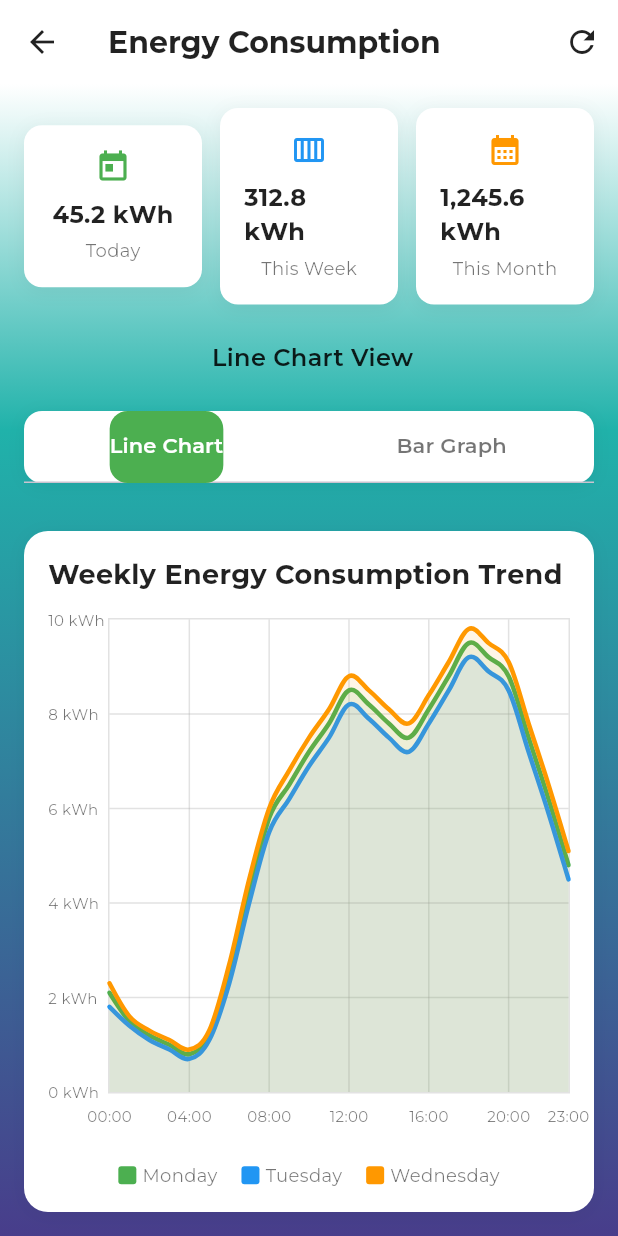
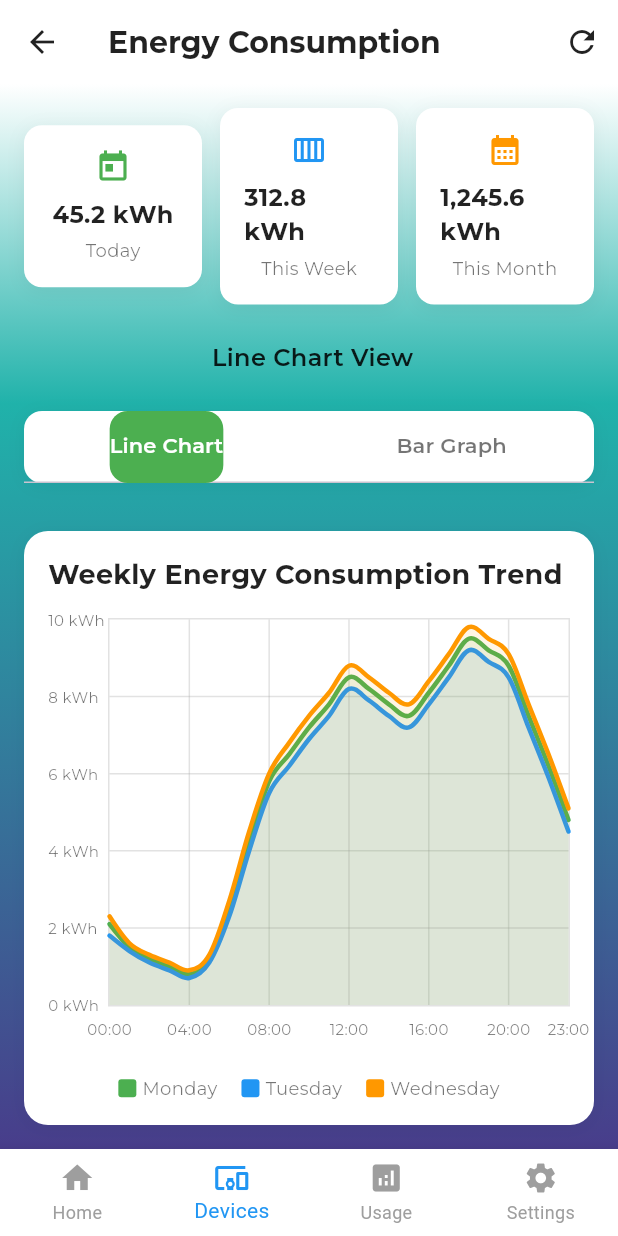
Before and after one commit to hamnah-naseer/Zxylo_Switch, a Flutter app: the DashboardScreen screen opened directly, after a tap on the "edit" icon, after a tap on "Energy Consumption", on a phone screen of 412 x 824 dp. Run offline on Flutter 3.47's test engine with Material 3 defaults, Android fonts, the phone set to English and light mode, and no system bars; drawn by our look-alikes of fl_chart; our stand-ins replace firebase_auth, firebase_core, flutter_screenutil, fluttericon, font_awesome_flutter, google_fonts and 2 more; missing offline and left inert: ui_common; accounts and stored records are empty.

Commit message:
B
navigation bar . and dahboard background

```diff
--- a/lib/features/auth/presentation/screens/dashboard_screen.dart
+++ b/lib/features/auth/presentation/screens/dashboard_screen.dart
@@ -1,5 +1,6 @@
 import 'package:flutter/material.dart';
 import 'package:google_fonts/google_fonts.dart';
+import '../../../home/presentation/screens/main_layout.dart';
 import '../../services/auth_service.dart';
 import 'add_room_screen.dart';
 import 'dart:ui';
@@ -80,23 +81,47 @@ class _DashboardScreenState extends State<DashboardScreen> {
     return Scaffold(
       floatingActionButton: FloatingActionButton(
         onPressed: () => _showQuickActionsSheet(),
-        backgroundColor: const Color(0xFF483D8B),
+        backgroundColor: const Color(0xFF35ADAB),
         child: const Icon(
           Icons.add,
           color: Colors.white,
           size: 28,
         ),
       ),
+
+      // 👇 ADD THIS NAV BAR HERE
+      bottomNavigationBar: BottomNavigationBar(
+        type: BottomNavigationBarType.fixed,
+        backgroundColor: Colors.white,
+        selectedItemColor: Color(0xFF483D8B),
+        unselectedItemColor: Colors.grey,
+        items: const [
+          BottomNavigationBarItem(icon: Icon(Icons.home), label: 'Home'),
+          BottomNavigationBarItem(icon: Icon(Icons.bar_chart), label: 'Usage'),
+          BottomNavigationBarItem(icon: Icon(Icons.devices), label: 'Devices'),
+          BottomNavigationBarItem(icon: Icon(Icons.person), label: 'Account'),
+        ],
+        // optional navigation logic
+        onTap: (index) {
+          // TODO: add navigation logic here
+          // Example:
+          // if (index == 0) Navigator.pushNamed(context, '/home');
+        },
+      ),
+
       body: Stack(
           children: [
             // 🔹 Gradient Background
             Container(
-      decoration: const BoxDecoration(
-      gradient: LinearGradient(
+              decoration: BoxDecoration(
+                image: DecorationImage(
+                  image: AssetImage('assets/images/back.png'), // 👈 your image path
+                  fit: BoxFit.cover,
+                ),
+                gradient: const LinearGradient(
                   begin: Alignment.topCenter,
                   end: Alignment.bottomCenter,
-        colors: [Color(0xFF3E5C76), Color(0xFF1D2D44)],
-        stops: [0.0, 0.3],
+                  colors: [Color(0xFF6A5ACD), Color(0xFF9370DB)],
                 ),
               ),
             ),
@@ -566,6 +591,7 @@ class _DashboardScreenState extends State<DashboardScreen> {
                   color: Colors.black87,
                 ),
               ),
+
               const SizedBox(height: 8),
               ...devices.map((device){
                 bool isOn = device['status'] == 'ON';
@@ -1118,7 +1144,9 @@ class NotificationScreen extends StatelessWidget {
   const NotificationScreen({super.key});
   @override
   Widget build(BuildContext context) {
-    return Scaffold(
+    return MainLayout(
+      currentIndex: 0, // home button active
+      body: Scaffold(
         appBar: AppBar(
           title: const Text('Notifications'),
           backgroundColor: const Color(0xFF483D8B),
@@ -1127,6 +1155,7 @@ class NotificationScreen extends StatelessWidget {
         body: const Center(
           child: Text('Notifications will appear here'),
         ),
+      ),
     );
   }
 }
--- a/lib/features/auth/presentation/screens/energy_consumption_screen.dart
+++ b/lib/features/auth/presentation/screens/energy_consumption_screen.dart
@@ -1,6 +1,8 @@
 import 'package:fl_chart/fl_chart.dart';
 import 'package:flutter/material.dart';
 import 'package:google_fonts/google_fonts.dart';
+
+import '../../../home/presentation/screens/main_layout.dart';
 
 
 class EnergyConsumptionScreen extends StatefulWidget {
@@ -58,7 +60,10 @@ class _EnergyConsumptionScreenState extends State<EnergyConsumptionScreen>
   }
   @override
   Widget build(BuildContext context) {
-    return Scaffold(
+    return MainLayout(
+        currentIndex: 1, // ✅ Usage button active
+        body: Scaffold(
+          backgroundColor: Colors.white,
           appBar: AppBar(
             backgroundColor: Colors.white,
             elevation: 0,
@@ -159,6 +164,7 @@ class _EnergyConsumptionScreenState extends State<EnergyConsumptionScreen>
         ),
       ),
      ),
+    )
     );
   }
 
--- /dev/null
+++ b/lib/features/home/presentation/screens/main_layout.dart
@@ -0,0 +1,58 @@
+import 'package:flutter/material.dart';
+import '../widgets/sm_home_bottom_navigation.dart';
+
+class MainLayout extends StatefulWidget {
+  final Widget body;
+  final int currentIndex;
+
+  const MainLayout({
+    super.key,
+    required this.body,
+    required this.currentIndex,
+  });
+
+  @override
+  State<MainLayout> createState() => _MainLayoutState();
+}
+
+class _MainLayoutState extends State<MainLayout> {
+  late int _currentIndex;
+
+  @override
+  void initState() {
+    _currentIndex = widget.currentIndex;
+    super.initState();
+  }
+
+  void _onTap(int index) {
+    setState(() => _currentIndex = index);
+
+    // Navigate to the respective screens
+    switch (index) {
+      case 0:
+        Navigator.pushReplacementNamed(context, '/home');
+        break;
+      case 1:
+        Navigator.pushReplacementNamed(context, '/usage');
+        break;
+      case 2:
+        Navigator.pushReplacementNamed(context, '/settings');
+        break;
+      case 3:
+        Navigator.pushReplacementNamed(context, '/account');
+        break;
+    }
+  }
+
+  @override
+  Widget build(BuildContext context) {
+    return Scaffold(
+      backgroundColor: Colors.transparent,
+      body: widget.body,
+      bottomNavigationBar: SmHomeBottomNavigationBar(
+        currentIndex: _currentIndex,
+        onTap: _onTap,
+      ),
+    );
+  }
+}
--- a/lib/features/home/presentation/widgets/sm_home_bottom_navigation.dart
+++ b/lib/features/home/presentation/widgets/sm_home_bottom_navigation.dart
@@ -1,57 +1,42 @@
 import 'package:flutter/material.dart';
 
-import '../../../../core/core.dart';
+class SmHomeBottomNavigationBar extends StatelessWidget {
+  final int currentIndex;
+  final ValueChanged<int> onTap;
 
-class SmHomeBottomNavigationBar extends StatelessWidget {
   const SmHomeBottomNavigationBar({
-    super.key,
-    required this.roomSelectorNotifier,
-  });
-
-  final ValueNotifier<int> roomSelectorNotifier;
+    Key? key,
+    required this.currentIndex,
+    required this.onTap,
+  }) : super(key: key);
 
   @override
   Widget build(BuildContext context) {
-    return Padding(
-      padding: const EdgeInsets.all(20),
-      child: ValueListenableBuilder<int>(
-        valueListenable: roomSelectorNotifier,
-        builder: (_, value, child) => AnimatedOpacity(
-          duration: kThemeAnimationDuration,
-          opacity: value != -1 ? 0 : 1,
-          child: AnimatedContainer(
-            duration: kThemeAnimationDuration,
-            transform:
-                Matrix4.translationValues(0, value != -1 ? -30.0 : 0.0, 0),
-            child: child,
-          ),
-        ),
-        child: BottomNavigationBar(
+    return BottomNavigationBar(
+      currentIndex: currentIndex,
+      onTap: onTap,
+      type: BottomNavigationBarType.fixed,
+      selectedItemColor: Colors.blue,
+      unselectedItemColor: Colors.grey,
+      backgroundColor: Colors.white,
       items: const [
         BottomNavigationBarItem(
-              icon: Padding(
-                padding: EdgeInsets.all(8),
-                child: Icon(SHIcons.lock),
-              ),
-              label: 'UNLOCK',
+          icon: Icon(Icons.home),
+          label: 'Home',
         ),
         BottomNavigationBarItem(
-              icon: Padding(
-                padding: EdgeInsets.all(8),
-                child: Icon(SHIcons.home),
-              ),
-              label: 'MAIN',
+          icon: Icon(Icons.devices_other),
+          label: 'Devices',
         ),
         BottomNavigationBarItem(
-              icon: Padding(
-                padding: EdgeInsets.all(8),
-                child: Icon(SHIcons.settings),
+          icon: Icon(Icons.analytics),
+          label: 'Usage',
         ),
-              label: 'SETTINGS',
+        BottomNavigationBarItem(
+          icon: Icon(Icons.settings),
+          label: 'Settings',
         ),
       ],
-        ),
-      ),
     );
   }
 }
```
Also changed, not shown: lib/features/home/presentation/screens/home_screen.dart (+3 -7 lines), assets/images/back.png (added), 1 other file. Lines whose indentation alone changed are shown as unchanged.
